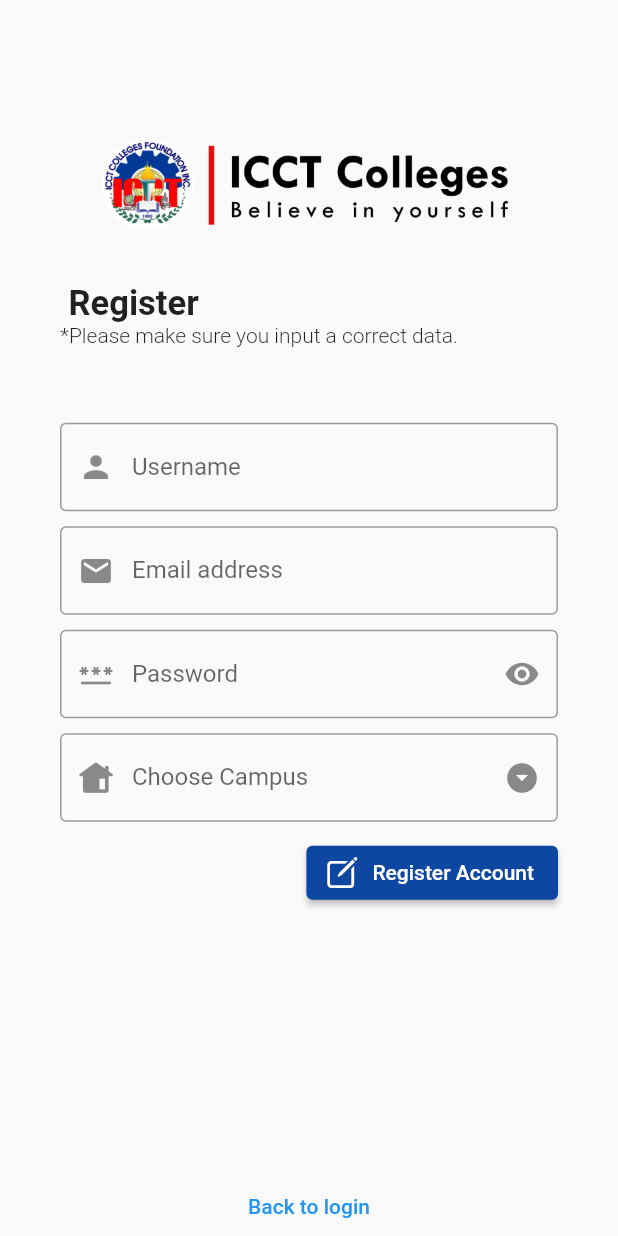
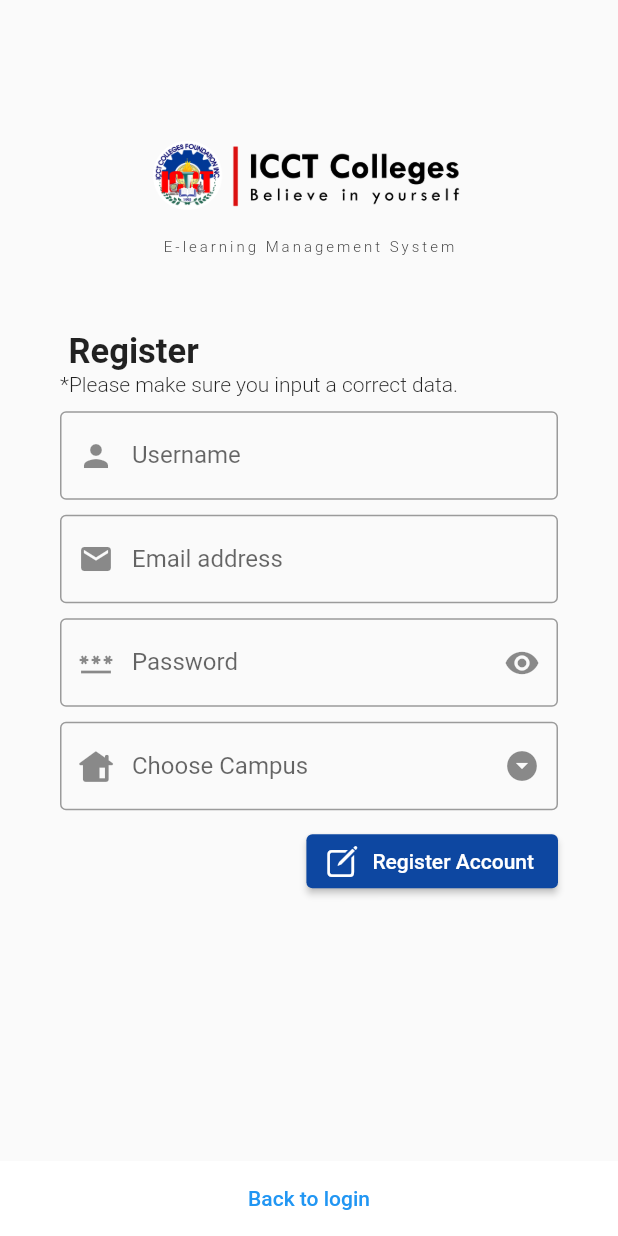
Before and after one commit to jamzjoe/ICCTLMS_FLUTTER, a Flutter app: the Login screen opened directly with empty values, after a tap on "No account yet?", on a phone screen of 412 x 824 dp. Run offline on Flutter 3.47's test engine with Material 2 defaults, Android fonts, the light colour scheme and no system bars; our stand-ins replace badges, flutter_speed_dial, flutter_spinkit, flutter_svg, shared_preferences, smooth_page_indicator; missing offline and left inert: clipboard; accounts and stored records are empty.

Commit message:
fixed some bugs

```diff
--- a/icct_lms/lib/home_pages/class.dart
+++ b/icct_lms/lib/home_pages/class.dart
@@ -24,10 +24,10 @@
         ),
       ),
       floatingActionButton: SpeedDial(
+        spaceBetweenChildren: 10,
         overlayColor: Colors.black54,
         backgroundColor: Colors.blue[900],
         animatedIcon: AnimatedIcons.menu_close,
-        animationDuration: const Duration(milliseconds: 300),
         children: [
           SpeedDialChild(
             onTap: (){
--- a/icct_lms/lib/home_pages/home.dart
+++ b/icct_lms/lib/home_pages/home.dart
@@ -25,8 +25,8 @@
       floatingActionButton: SpeedDial(
         overlayColor: Colors.black54,
         backgroundColor: Colors.blue[900],
+        spaceBetweenChildren: 10,
         animatedIcon: AnimatedIcons.menu_close,
-        animationDuration: const Duration(milliseconds: 300),
         children: [
           SpeedDialChild(
               child: const Icon(CupertinoIcons.create),
--- a/icct_lms/lib/home_pages/message.dart
+++ b/icct_lms/lib/home_pages/message.dart
@@ -22,10 +22,10 @@
         ),
       ),
       floatingActionButton: SpeedDial(
+        spaceBetweenChildren: 10,
         overlayColor: Colors.black54,
         backgroundColor: Colors.blue[900],
         animatedIcon: AnimatedIcons.menu_close,
-        animationDuration: const Duration(milliseconds: 300),
         children: [
           SpeedDialChild(
               child: const Icon(CupertinoIcons.chat_bubble_2_fill),
--- a/icct_lms/lib/pages/login.dart
+++ b/icct_lms/lib/pages/login.dart
@@ -72,11 +72,24 @@
               shrinkWrap: true,
               padding: EdgeInsets.all(40),
               children: [
-                const Image(
+                const Center(
+                    child: Hero(
+                      tag: 'assets/logo_black_text.png',
+                      child: Image(
                         image: AssetImage('assets/logo_black_text.png'),
                         width: 250,
                       ),
-                const SizedBox(height: 10,),
+                    )),
+                const Center(
+                  child: Text(
+                    'E-learning Management System',
+                    style: TextStyle(
+                        fontWeight: FontWeight.w300,
+                        fontSize: 10,
+                        letterSpacing: 2),
+                  ),
+                ),
+                const SizedBox(height: 50,),
                 Text('${data['user_type']} Login', style: const TextStyle(
                     fontSize: 23,
                     fontWeight: FontWeight.w700
@@ -86,7 +99,7 @@
                       fontWeight: FontWeight.w300
                   ),),
                 const SizedBox(
-                  height: 50,
+                  height: 10,
                 ),
                 TextField(
                   onChanged: (value) => setState(() {
@@ -208,10 +221,11 @@
           ),
         )
       ),
-      bottomSheet: Container(
-        height: 40,
-        padding: EdgeInsets.symmetric(horizontal: 20),
-        color: Colors.white60,
+      bottomSheet: ClipRRect(
+        borderRadius: BorderRadius.only(topLeft: Radius.circular(20),
+            topRight: Radius.circular(20)),
+        child: Container(
+          color: Colors.white,
           child: Row(
             mainAxisAlignment: MainAxisAlignment.spaceBetween,
             children: [
@@ -220,8 +234,13 @@
                   'user_type': data['user_type']
                 });
               }, child: Text('No account yet?')),
-            TextButton(onPressed: (){}, child: Text('Forgot Password?')),
+              TextButton(onPressed: (){
+                Navigator.pushNamed(context, '/forgot_password', arguments: {
+                  'user_type': data['user_type']
+                });
+              }, child: Text('Forgot Password?')),
             ],
+          ),
         ),
       ),
     );
--- a/icct_lms/lib/pages/register.dart
+++ b/icct_lms/lib/pages/register.dart
@@ -57,11 +57,24 @@
             shrinkWrap: true,
             padding: EdgeInsets.all(40),
             children: [
-              const Image(
-                image: AssetImage('assets/logo_black_text.png'),
-                width: 250,
+              const Center(
+                  child: Hero(
+                    tag: 'assets/logo_black_text.png',
+                    child: Image(
+                      image: AssetImage('assets/logo_black_text.png'),
+                      width: 250,
+                    ),
+                  )),
+              const Center(
+                child: Text(
+                  'E-learning Management System',
+                  style: TextStyle(
+                      fontWeight: FontWeight.w300,
+                      fontSize: 10,
+                      letterSpacing: 2),
+                ),
               ),
-              const SizedBox(height: 10,),
+              const SizedBox(height: 50,),
               Text('${data['user_type']} Register', style: const TextStyle(
                   fontSize: 23,
                   fontWeight: FontWeight.w700
@@ -71,7 +84,7 @@
                     fontWeight: FontWeight.w300
                 ),),
               const SizedBox(
-                height: 50,
+                height: 10,
               ),
               TextField(
                 onChanged: (value) => setState(() {
@@ -193,7 +206,8 @@
         ),
       ),
       bottomSheet: Container(
-        height: 40,
+        height: 50,
+        color: Colors.white,
         child: Center(
           child: TextButton(onPressed: (){
             Navigator.pop(context);
```
Also changed, not shown: icct_lms/lib/components/navigation_drawer.dart (+30 -8 lines), icct_lms/lib/pages/choose_type_user.dart (+6 -3 lines), icct_lms/lib/pages/splash_screen.dart (+11 -9 lines). Lines whose indentation alone changed are shown as unchanged.
